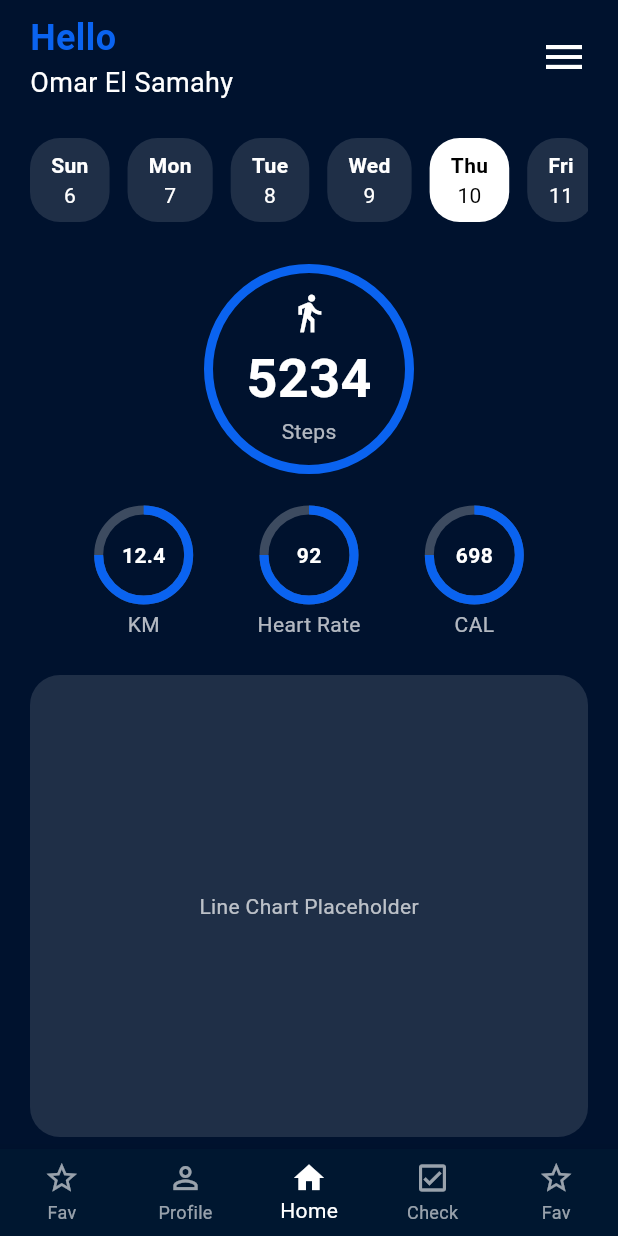
After one commit to omar-el-samahy/login, a Flutter app: the HomeScreen screen opened directly, on a phone screen of 412 x 824 dp. The commit adds this screen. Run offline on Flutter 3.47's test engine with Material 3 defaults, Android fonts, the phone set to English and light mode, and no system bars; our stand-ins replace supabase_flutter; accounts and stored records are empty; Roboto replaces fonts that are missing (Arial).

Commit message:
Added Steps

```diff
--- /dev/null
+++ b/lib/core/widgets/stat_ring.dart
@@ -0,0 +1,44 @@
+import 'package:flutter/material.dart';
+
+class StatRing extends StatelessWidget {
+  final String label;
+  final String value;
+
+  const StatRing({
+    super.key,
+    required this.label,
+    required this.value,
+  });
+
+  @override
+  Widget build(BuildContext context) {
+    return Column(
+      children: [
+        Stack(
+          alignment: Alignment.center,
+          children: [
+            SizedBox(
+              width: 60,
+              height: 60,
+              child: CircularProgressIndicator(
+                value: 0.75,
+                strokeWidth: 6,
+                valueColor: AlwaysStoppedAnimation<Color>(Color(0xFF0A63F0)),
+                backgroundColor: Colors.white24,
+              ),
+            ),
+            Text(
+              value,
+              style: const TextStyle(color: Colors.white, fontWeight: FontWeight.bold),
+            ),
+          ],
+        ),
+        const SizedBox(height: 6),
+        Text(
+          label,
+          style: const TextStyle(color: Colors.white70),
+        )
+      ],
+    );
+  }
+}
--- a/lib/features/presentation/screens/login_screen.dart
+++ b/lib/features/auth/presentation/screens/login_screen.dart
@@ -1,5 +1,6 @@
 import 'package:flutter/material.dart';
 import 'package:supabase_flutter/supabase_flutter.dart';
+import '../../../dashboard/presentation/screens/home_screen.dart';
 import '../widgets/custom_text_field.dart';
 
 
@@ -28,6 +29,10 @@ class _LoginScreenState extends State<LoginScreen> {
     }
 
     setState(() => _loading = true);
+    Navigator.pushReplacement(
+      context,
+      MaterialPageRoute(builder: (_) => const HomeScreen()),
+    );
 
     try {
       final supabase = Supabase.instance.client;
--- /dev/null
+++ b/lib/features/dashboard/presentation/screens/home_screen.dart
@@ -0,0 +1,189 @@
+import 'package:flutter/material.dart';
+
+import '../../../../core/widgets/stat_ring.dart';
+
+class HomeScreen extends StatelessWidget {
+  const HomeScreen({super.key});
+
+  @override
+  Widget build(BuildContext context) {
+    return Scaffold(
+      backgroundColor: const Color(0xFF00122E),
+      body: SafeArea(
+        child: Padding(
+          padding: const EdgeInsets.symmetric(horizontal: 20, vertical: 8),
+          child: Column(
+            crossAxisAlignment: CrossAxisAlignment.start,
+            children: [
+              // Greeting & Menu
+              Row(
+                mainAxisAlignment: MainAxisAlignment.spaceBetween,
+                children: [
+                  const Column(
+                    crossAxisAlignment: CrossAxisAlignment.start,
+                    children: [
+                      Text(
+                        "Hello",
+                        style: TextStyle(
+                          color: Color(0xFF0A63F0),
+                          fontSize: 24,
+                          fontWeight: FontWeight.bold,
+                        ),
+                      ),
+                      Text(
+                        "Omar El Samahy",
+                        style: TextStyle(fontSize: 18, color: Colors.white),
+                      ),
+                    ],
+                  ),
+                  Icon(Icons.menu, size: 32, color: Colors.white),
+                ],
+              ),
+
+              const SizedBox(height: 24),
+
+              // Date Selector
+              SizedBox(
+                height: 60,
+                child: ListView.builder(
+                  scrollDirection: Axis.horizontal,
+                  itemCount: 7,
+                  itemBuilder: (context, index) {
+                    final dayNames = ["Sun", "Mon", "Tue", "Wed", "Thu", "Fri", "Sat"];
+                    final dates = [6, 7, 8, 9, 10, 11, 12];
+                    final isSelected = index == 4;
+
+                    return Padding(
+                      padding: const EdgeInsets.only(right: 12),
+                      child: Column(
+                        children: [
+                          Container(
+                            decoration: BoxDecoration(
+                              color: isSelected ? Colors.white : Colors.white12,
+                              borderRadius: BorderRadius.circular(20),
+                            ),
+                            padding: const EdgeInsets.symmetric(horizontal: 14, vertical: 8),
+                            child: Column(
+                              children: [
+                                Text(
+                                  dayNames[index],
+                                  style: TextStyle(
+                                    color: isSelected ? Colors.black : Colors.white,
+                                    fontWeight: FontWeight.bold,
+                                  ),
+                                ),
+                                Text(
+                                  dates[index].toString(),
+                                  style: TextStyle(
+                                    color: isSelected ? Colors.black : Colors.white,
+                                  ),
+                                )
+                              ],
+                            ),
+                          ),
+                        ],
+                      ),
+                    );
+                  },
+                ),
+              ),
+
+              const SizedBox(height: 24),
+
+              // Step Count
+              Center(
+                child: Column(
+                  children: [
+                    Stack(
+                      alignment: Alignment.center,
+                      children: [
+                        Container(
+                          width: 140,
+                          height: 140,
+                          decoration: BoxDecoration(
+                            shape: BoxShape.circle,
+                            border: Border.all(
+                              color: const Color(0xFF0A63F0),
+                              width: 6,
+                            ),
+                          ),
+                        ),
+                        const Column(
+                          mainAxisAlignment: MainAxisAlignment.center,
+                          children: [
+                            Icon(Icons.directions_walk, color: Colors.white, size: 28),
+                            SizedBox(height: 4),
+                            Text(
+                              "5234",
+                              style: TextStyle(
+                                fontSize: 36,
+                                fontWeight: FontWeight.bold,
+                                color: Colors.white,
+                              ),
+                            ),
+                            Text(
+                              "Steps",
+                              style: TextStyle(color: Colors.white70),
+                            ),
+                          ],
+                        )
+                      ],
+                    ),
+                  ],
+                ),
+              ),
+
+              const SizedBox(height: 24),
+
+              // Stat Rings
+              Row(
+                mainAxisAlignment: MainAxisAlignment.spaceEvenly,
+                children: const [
+                  StatRing(label: "KM", value: "12.4"),
+                  StatRing(label: "Heart Rate", value: "92"),
+                  StatRing(label: "CAL", value: "698"),
+                ],
+              ),
+
+              const SizedBox(height: 24),
+
+              // Dummy Line Chart
+              Expanded(
+                child: Container(
+                  width: double.infinity,
+                  decoration: BoxDecoration(
+                    color: Colors.white12,
+                    borderRadius: BorderRadius.circular(20),
+                  ),
+                  padding: const EdgeInsets.all(16),
+                  child: const Center(
+                    child: Text(
+                      "Line Chart Placeholder",
+                      style: TextStyle(color: Colors.white70),
+                    ),
+                  ),
+                ),
+              ),
+            ],
+          ),
+        ),
+      ),
+
+      // Bottom Nav
+      bottomNavigationBar: BottomNavigationBar(
+        currentIndex: 2,
+        backgroundColor: const Color(0xFF001730),
+        selectedItemColor: Colors.white,
+        unselectedItemColor: Colors.white60,
+        type: BottomNavigationBarType.fixed,
+        items: const [
+          BottomNavigationBarItem(icon: Icon(Icons.star_border), label: 'Fav'),
+          BottomNavigationBarItem(icon: Icon(Icons.person_outline), label: 'Profile'),
+          BottomNavigationBarItem(icon: Icon(Icons.home), label: 'Home'),
+          BottomNavigationBarItem(icon: Icon(Icons.check_box_outlined), label: 'Check'),
+          BottomNavigationBarItem(icon: Icon(Icons.star_border), label: 'Fav'),
+        ],
+      ),
+    );
+  }
+}
--- a/lib/main.dart
+++ b/lib/main.dart
@@ -1,8 +1,10 @@
 import 'package:flutter/material.dart';
 import 'core/constants/supabase_cofig.dart';
 import 'core/theme/app_theme.dart';
-import 'features/presentation/screens/landing_screen.dart';
+
 import 'package:supabase_flutter/supabase_flutter.dart';
+
+import 'features/auth/presentation/screens/landing_screen.dart';
 
 
 void main() async {
```
Also changed, not shown: lib/features/auth/presentation/screens/confirm_dialogue.dart (renamed from lib/features/presentation/screens/confirm_dialogue.dart), lib/features/auth/presentation/screens/landing_screen.dart (renamed from lib/features/presentation/screens/landing_screen.dart), lib/features/auth/presentation/screens/signup_screen.dart (renamed from lib/features/presentation/screens/signup_screen.dart), lib/features/auth/presentation/widgets/custom_text_field.dart (renamed from lib/features/presentation/widgets/custom_text_field.dart).
